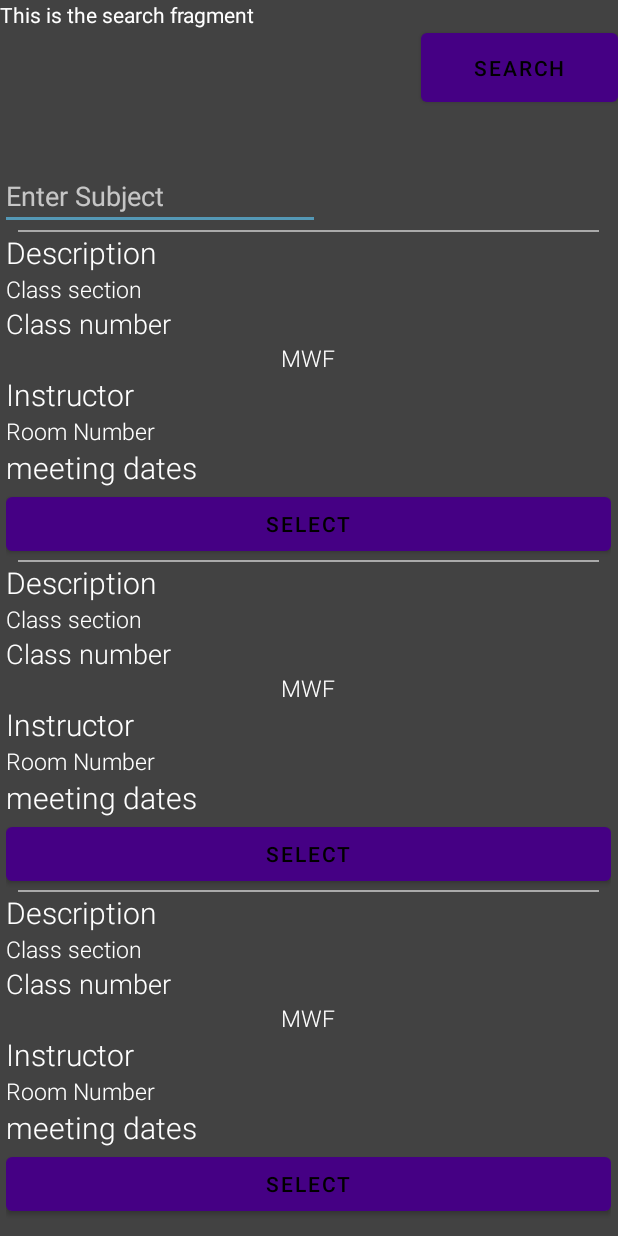
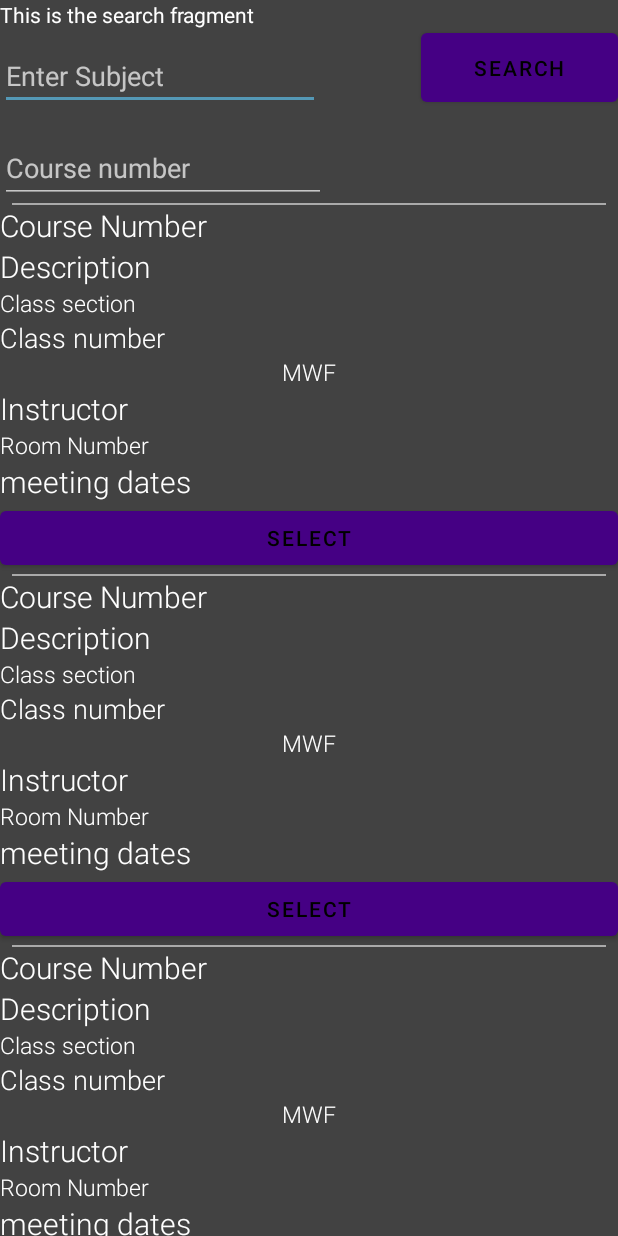
Before and after one commit to batfolx/MyMadisonApp, an Android app: the layout fragment_search.xml on its own in the app's theme, with its tools: preview values and no code run, on a phone screen of 412 x 824 dp. Run offline under Robolectric (Android 15) with nearby library versions, the phone set to English and light mode, and no system bars.

Commit message:
Got search to almost work properly

```diff
--- a/app/src/main/res/layout/fragment_search.xml
+++ b/app/src/main/res/layout/fragment_search.xml
@@ -23,15 +23,23 @@
         android:id="@+id/search_fragment_edit_text"
         android:layout_width="wrap_content"
         android:layout_height="wrap_content"
-        android:layout_marginTop="108dp"
+        android:layout_marginTop="28dp"
         android:ems="10"
+        android:hint="Enter Subject"
         android:inputType="textPersonName"
-        android:hint="Enter Subject"
         app:layout_constraintEnd_toEndOf="parent"
         app:layout_constraintHorizontal_bias="0.0"
         app:layout_constraintStart_toStartOf="parent"
         app:layout_constraintTop_toTopOf="parent" />
 
+    <EditText
+        android:id="@+id/course_number_edit_text"
+        android:layout_width="217dp"
+        android:layout_height="46dp"
+        android:layout_marginTop="16dp"
+        android:hint="Course number"
+        app:layout_constraintStart_toStartOf="parent"
+        app:layout_constraintTop_toBottomOf="@+id/search_fragment_edit_text" />
 
     <Button
         android:layout_width="131dp"
@@ -46,11 +54,10 @@
 
     <androidx.recyclerview.widget.RecyclerView
         android:id="@+id/fragment_search_recycler_view"
-        android:layout_width="403dp"
+        android:layout_width="match_parent"
         android:layout_height="wrap_content"
-        android:layout_marginStart="4dp"
         app:layout_constraintStart_toStartOf="parent"
-        app:layout_constraintTop_toBottomOf="@+id/search_fragment_edit_text"
+        app:layout_constraintTop_toBottomOf="@+id/course_number_edit_text"
         tools:listitem="@layout/search_classes_items" />
 
 
--- a/app/src/main/res/layout/search_classes_items.xml
+++ b/app/src/main/res/layout/search_classes_items.xml
@@ -17,6 +17,14 @@
         app:layout_constraintEnd_toEndOf="parent"
         app:layout_constraintStart_toStartOf="parent"
         app:layout_constraintTop_toTopOf="@id/room_number_enroll" />
+
+    <TextView
+        android:id="@+id/course_number_search"
+        android:layout_width="wrap_content"
+        android:layout_height="match_parent"
+        android:fontFamily="sans-serif-light"
+        tools:text="Course Number"
+        android:textSize="20sp"/>
 
     <TextView
         android:id="@+id/class_name_search"
```
Also changed, not shown: app/src/main/java/com/jmu/mymadisonapp/studentcenter/search/SearchFragment.kt (+16 -7 lines), app/src/main/java/com/jmu/mymadisonapp/studentcenter/ICActionUtils.kt (line endings or trailing spaces).
